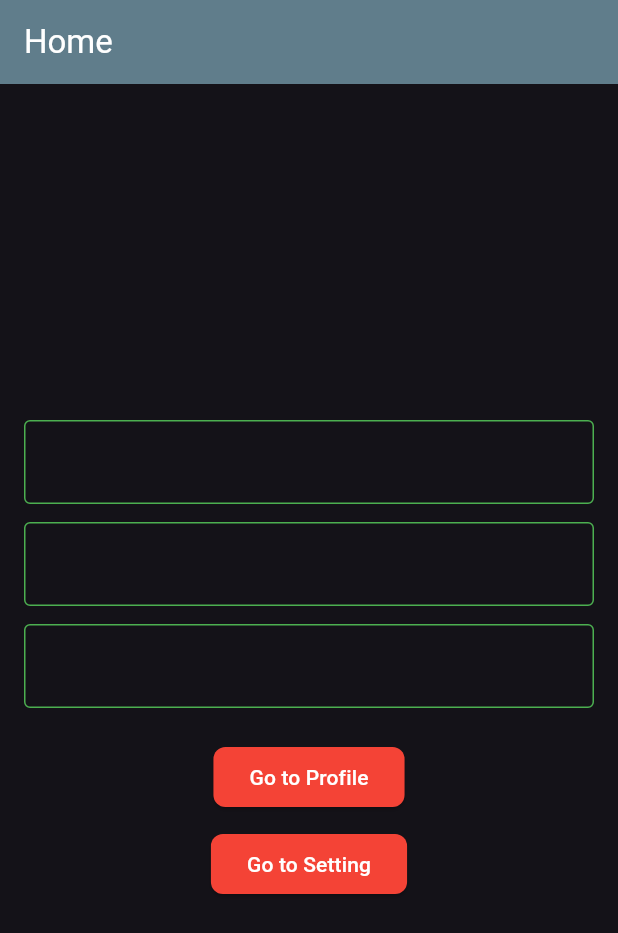
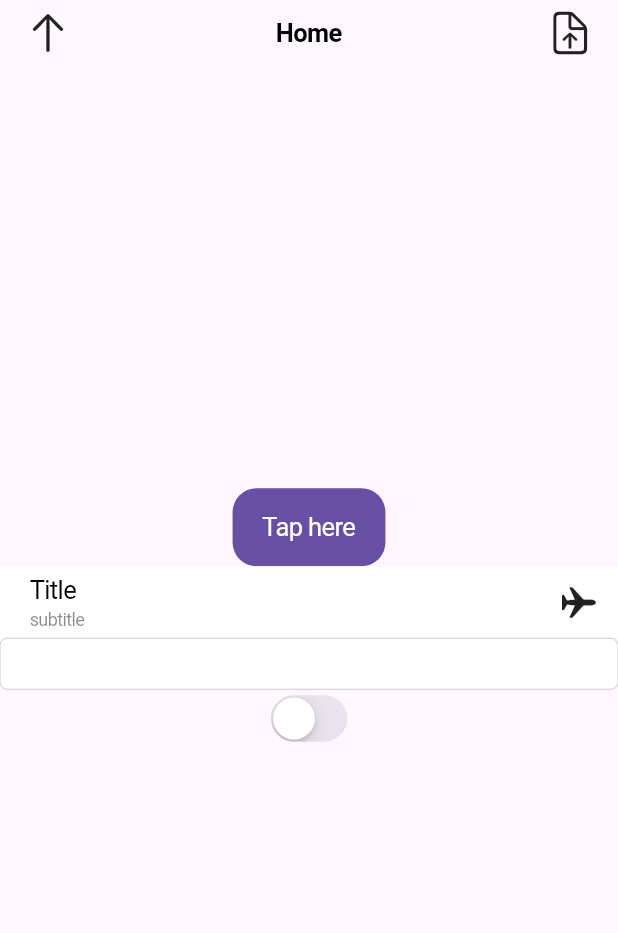
Before and after one commit to saem10/Flutter_2024, a Flutter app: the screen it shows after launch, on a phone screen of 412 x 824 dp. Shown: the top 933 px of the screen. Run offline on Flutter 3.47's test engine with Material 3 defaults, Android fonts, the phone set to English and light mode, and no system bars.

```diff
--- a/lib/main.dart
+++ b/lib/main.dart
@@ -1,200 +1,62 @@
+import 'dart:io';
+
+import 'package:flutter/cupertino.dart';
 import 'package:flutter/material.dart';
 
+/// Cupertino Design System
+
 void main() {
-  runApp(App());
+  runApp(CupertinoExpApp());
 }
 
-class App extends StatelessWidget {
+class CupertinoExpApp extends StatelessWidget {
+  const CupertinoExpApp({super.key});
+
   @override
   Widget build(BuildContext context) {
+    if (Platform.isIOS) {
+      return CupertinoApp(
+        title: 'Experiment Project',
+        home: Home(),
+      );
+    } else {
       return MaterialApp(
-      debugShowCheckedModeBanner: true,
-      title: 'Cheta',
         home: Home(),
-      theme: ThemeData(
-          elevatedButtonTheme: ElevatedButtonThemeData(
-              style: ElevatedButton.styleFrom(
-                  backgroundColor: Colors.red,
-                  foregroundColor: Colors.white,
-                  shape: RoundedRectangleBorder(
-                    borderRadius: BorderRadius.circular(8),
-                  ))),
-          appBarTheme: AppBarTheme(
-              backgroundColor: Colors.blueGrey, foregroundColor: Colors.white),
-          inputDecorationTheme: InputDecorationTheme(
-            border:
-                OutlineInputBorder(borderSide: BorderSide(color: Colors.green)),
-            enabledBorder:
-                OutlineInputBorder(borderSide: BorderSide(color: Colors.green)),
-            focusedBorder:
-                OutlineInputBorder(borderSide: BorderSide(color: Colors.red)),
-          )
-      ),
-      darkTheme: ThemeData(
-        brightness: Brightness.dark,
-          elevatedButtonTheme: ElevatedButtonThemeData(
-              style: ElevatedButton.styleFrom(
-                  backgroundColor: Colors.red,
-                  foregroundColor: Colors.white,
-                  shape: RoundedRectangleBorder(
-                    borderRadius: BorderRadius.circular(8),
-                  ))),
-          appBarTheme: AppBarTheme(
-              backgroundColor: Colors.blueGrey, foregroundColor: Colors.white),
-          inputDecorationTheme: InputDecorationTheme(
-            border:
-            OutlineInputBorder(borderSide: BorderSide(color: Colors.green)),
-            enabledBorder:
-            OutlineInputBorder(borderSide: BorderSide(color: Colors.green)),
-            focusedBorder:
-            OutlineInputBorder(borderSide: BorderSide(color: Colors.red)),
-          )
-      ),
-      themeMode: ThemeMode.dark,
       );
+    }
   }
 }
 
 class Home extends StatelessWidget {
-  Home({super.key});
+  const Home({super.key});
 
   @override
   Widget build(BuildContext context) {
-    return Scaffold(
-      appBar: AppBar(
-        title: Text('Home'),
+    return CupertinoPageScaffold(
+      navigationBar: CupertinoNavigationBar(
+        middle: Text('Home'),
+        trailing: Icon(CupertinoIcons.arrow_up_doc),
+        leading: Icon(CupertinoIcons.arrow_up),
       ),
-      body: Center(
-        child: Padding(
-          padding: EdgeInsets.all(16),
       child: Column(
         mainAxisAlignment: MainAxisAlignment.center,
         children: [
-              TextField(),
-              SizedBox(height: 12,),
-              TextField(),
-              SizedBox(height: 12,),
-              TextField(),
-              SizedBox(height: 12,),
-              Container(
-                height: 10,
+          CupertinoButton.filled(
+            borderRadius: BorderRadius.circular(16),
+            child: Text('Tap here'),
+            onPressed: () {},
           ),
-              ElevatedButton(
-                  onPressed: () {
-                    Navigator.push(context,
-                        MaterialPageRoute(builder: (context) {
-                      return Profile();
-                    }));
-                  },
-                  child: Text('Go to Profile')),
-              SizedBox(
-                height: 10,
+          CupertinoListTile(
+            onTap: () {},
+            title: Text('Title'),
+            backgroundColor: CupertinoColors.white,
+            subtitle: Text('subtitle'),
+            trailing: Icon(CupertinoIcons.airplane),
           ),
-              ElevatedButton(
-                  onPressed: () {
-                    Navigator.push(context,
-                        MaterialPageRoute(builder: (context) {
-                      return Setting();
-                    }));
-                  },
-                  child: Text('Go to Setting'))
+          CupertinoTextField(),
+          CupertinoSwitch(value: false, onChanged: (value) {})
         ],
-          ),
-        ),
       ),
     );
   }
 }
-
-class Profile extends StatelessWidget {
-  Profile({super.key});
-
-  @override
-  Widget build(BuildContext context) {
-    return Scaffold(
-      appBar: AppBar(
-        title: Text('Profile'),
-      ),
-      body: Center(
-        child: Column(
-          children: [
-            ElevatedButton(
-              onPressed: () {
-                Navigator.pop(context);
-              },
-              child: Text('Back'),
-            ),
-            ElevatedButton(
-                onPressed: () {
-                  Navigator.push(context,
-                      MaterialPageRoute(builder: (context) => Setting()));
-                },
-                child: Text('Go to Setting')),
-          ],
-        ),
-      ),
-    );
-  }
-}
-
-class Setting extends StatelessWidget {
-  Setting({super.key});
-
-  @override
-  Widget build(BuildContext context) {
-    return Scaffold(
-      appBar: AppBar(
-        title: Text('Setting'),
-      ),
-      body: Center(
-          child: Column(
-        children: [
-
-          SizedBox(height: 16,),
-          Stack(
-            alignment: Alignment.center,
-            children: [
-
-              Container(
-                width: 100,
-                height: 100,
-                color: Colors.white,
-              ),
-              Container(
-                width: 80,
-                height: 80,
-                color: Colors.green,
-              ),
-              Positioned(
-                bottom: .5,
-                right: .5,
-                width: 50,
-                child: Container(
-                  width: 60,
-                  height: 60,
-                  color: Color(0xFFF48FB1),
-                ),
-              ),
-            ],
-          ),
-          SizedBox(height: 16,),
-          ElevatedButton(
-              onPressed: () {
-                Navigator.pushReplacement(context,
-                    MaterialPageRoute(builder: (context) => Profile()));
-              },
-              child: Text('Go to Profile')),
-          ElevatedButton(
-              onPressed: () {
-                Navigator.pushAndRemoveUntil(
-                  context,
-                  MaterialPageRoute(builder: (context) => Home()),
-                  (predicate) => false,
-                );
-              },
-              child: Text('go to home'))
-        ],
-      )),
-    );
-  }
-}
```
Lines whose indentation alone changed are shown as unchanged.
